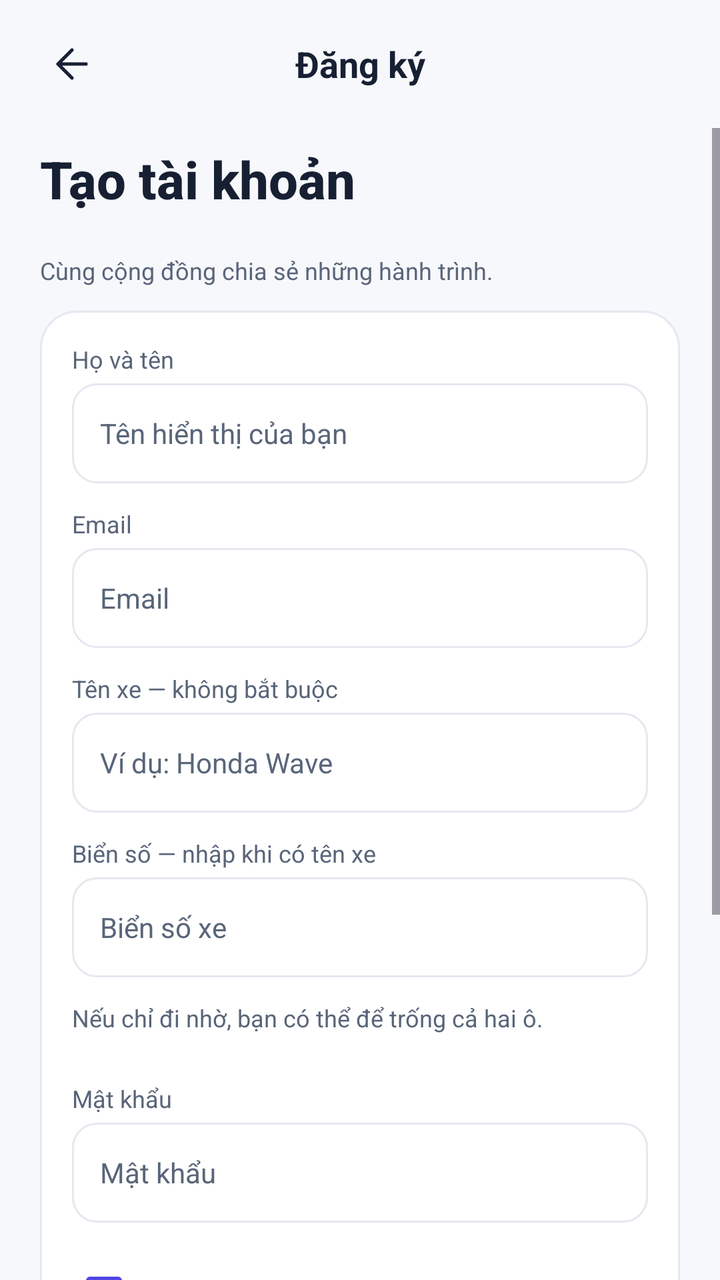
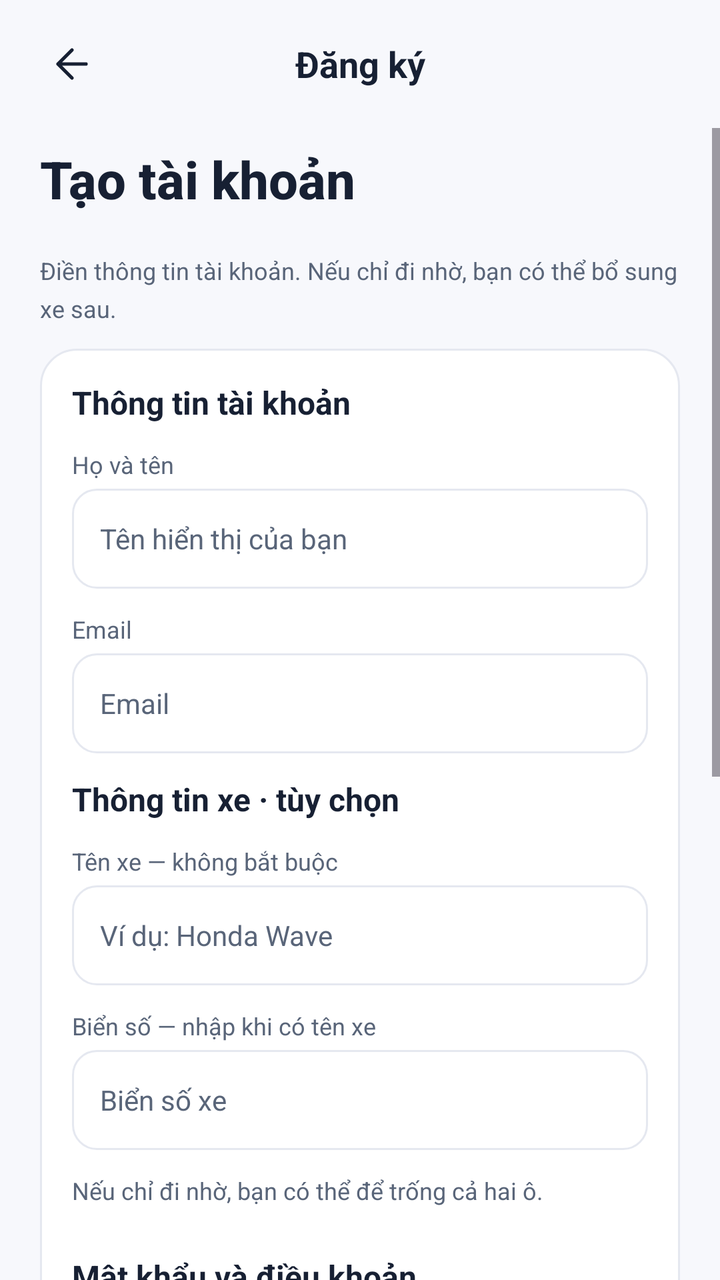

Screens rendered from an Android XML layout before and after an edit, with the pre-edit source and the edit as a unified diff.
<!-- AndroidManifest.xml: application theme Theme.GrabShare -->
<!-- res/layout/screen_register.xml -->
<?xml version="1.0" encoding="utf-8"?>
<LinearLayout xmlns:android="http://schemas.android.com/apk/res/android" android:layout_width="match_parent" android:layout_height="match_parent" android:orientation="vertical" android:background="@color/background">
    <FrameLayout android:id="@+id/header" android:layout_width="match_parent" android:layout_height="64dp" android:paddingHorizontal="12dp" android:visibility="visible">
        <ImageButton android:id="@+id/header_back" style="@style/IconButton" android:layout_gravity="center_vertical|start" android:src="@drawable/ic_back" android:contentDescription="Quay lại" android:visibility="visible" />
        <TextView android:id="@+id/header_title" style="@style/Subtitle" android:layout_width="match_parent" android:layout_height="match_parent" android:layout_marginHorizontal="52dp" android:layout_marginBottom="0dp" android:gravity="center" android:text="Đăng ký" />
        <ImageButton android:id="@+id/header_action" style="@style/IconButton" android:layout_gravity="center_vertical|end" android:src="@drawable/ic_bell" android:contentDescription="Thông báo" android:visibility="invisible" />
    </FrameLayout>
    <TextView
        android:id="@+id/register_status"
        android:layout_width="match_parent"
        android:layout_height="wrap_content"
        android:layout_marginHorizontal="20dp"
        android:layout_marginVertical="8dp"
        android:textColor="@color/ink"
        android:textSize="14sp"
        android:accessibilityLiveRegion="polite"
        android:visibility="gone" />
    <ScrollView android:layout_width="match_parent" android:layout_height="0dp" android:fillViewport="true" android:clipToPadding="false" android:layout_weight="1">
        <LinearLayout android:layout_width="match_parent" android:layout_height="wrap_content" android:orientation="vertical" android:paddingHorizontal="20dp" android:paddingTop="8dp" android:paddingBottom="24dp">
            <TextView style="@style/Title" android:text="Tạo tài khoản" />
            <TextView style="@style/Hint" android:text="Cùng cộng đồng chia sẻ những hành trình." />
            <LinearLayout style="@style/Card">
                <LinearLayout android:layout_width="match_parent" android:layout_height="wrap_content" android:orientation="vertical" android:layout_marginBottom="12dp">
                    <TextView style="@style/Caption" android:text="Họ và tên" />
                    <EditText android:id="@+id/register_name" android:maxLength="80" style="@style/Input" android:inputType="textPersonName" android:hint="Tên hiển thị của bạn" android:importantForAutofill="no" />
                </LinearLayout>
                <LinearLayout android:layout_width="match_parent" android:layout_height="wrap_content" android:orientation="vertical" android:layout_marginBottom="12dp">
                    <TextView style="@style/Caption" android:text="Email" />
                    <EditText android:id="@+id/register_email" android:maxLength="254" style="@style/Input" android:inputType="textEmailAddress" android:hint="Email" android:importantForAutofill="no" />
                </LinearLayout>
                <LinearLayout android:layout_width="match_parent" android:layout_height="wrap_content" android:orientation="vertical" android:layout_marginBottom="12dp">
                    <TextView style="@style/Caption" android:text="Tên xe — không bắt buộc" />
                    <EditText android:id="@+id/register_vehicle_name" style="@style/Input" android:inputType="textCapWords" android:maxLength="80" android:hint="Ví dụ: Honda Wave" android:importantForAutofill="no" />
                    <TextView style="@style/Caption" android:layout_marginTop="12dp" android:text="Biển số — nhập khi có tên xe" />
                    <EditText android:id="@+id/register_vehicle_plate" style="@style/Input" android:inputType="textCapCharacters" android:maxLength="20" android:hint="Biển số xe" android:importantForAutofill="no" />
                    <TextView style="@style/Hint" android:text="Nếu chỉ đi nhờ, bạn có thể để trống cả hai ô." />
                </LinearLayout>
                <LinearLayout android:layout_width="match_parent" android:layout_height="wrap_content" android:orientation="vertical" android:layout_marginBottom="12dp">
                    <TextView style="@style/Caption" android:text="Mật khẩu" />
                    <EditText android:id="@+id/register_password" android:saveEnabled="false" style="@style/Input" android:inputType="textPassword" android:hint="Mật khẩu" android:importantForAutofill="no" />
                </LinearLayout>
                <CheckBox android:id="@+id/register_terms" style="@style/Radio" android:text="Tôi đồng ý với Điều khoản sử dụng" android:checked="false" />
                <androidx.appcompat.widget.AppCompatButton android:id="@+id/open_terms" style="@style/ButtonSecondary" android:text="Xem điều khoản sử dụng" />
            </LinearLayout>
            <androidx.appcompat.widget.AppCompatButton android:id="@+id/register_submit" style="@style/ButtonPrimary" android:text="Đăng ký" />
            <ProgressBar android:id="@+id/register_progress" android:layout_width="wrap_content" android:layout_height="wrap_content" android:layout_gravity="center_horizontal" android:layout_marginTop="12dp" android:visibility="gone" />
            <androidx.appcompat.widget.AppCompatButton android:id="@+id/go_login" style="@style/ButtonSecondary" android:text="Đã có tài khoản? Đăng nhập" />
        </LinearLayout>
    </ScrollView>
    <LinearLayout android:id="@+id/action_area" android:layout_width="match_parent" android:layout_height="wrap_content" android:orientation="vertical" android:paddingHorizontal="20dp" android:paddingTop="4dp" android:paddingBottom="12dp" android:background="@color/background" android:visibility="gone">
        <androidx.appcompat.widget.AppCompatButton android:id="@+id/primary_action" style="@style/ButtonPrimary" android:text="Tiếp tục" />
        <androidx.appcompat.widget.AppCompatButton android:id="@+id/secondary_action" style="@style/ButtonSecondary" android:text="Quay lại" />
    </LinearLayout>
    <LinearLayout android:id="@+id/bottom_nav" android:layout_width="match_parent" android:layout_height="wrap_content" android:orientation="horizontal" android:background="@color/white" android:elevation="6dp" android:visibility="gone">
        <LinearLayout android:id="@+id/nav_home" android:layout_width="0dp" android:layout_height="64dp" android:layout_weight="1" android:orientation="vertical" android:gravity="center" android:foreground="?attr/selectableItemBackground">
            <ImageView android:id="@+id/nav_home_icon" android:layout_width="22dp" android:layout_height="22dp" android:src="@drawable/ic_pin" android:importantForAccessibility="no" android:tint="@color/primary" />
            <TextView android:id="@+id/nav_home_label" style="@style/Caption" android:text="Tìm chuyến" android:layout_marginTop="5dp" android:layout_marginBottom="0dp" android:textColor="@color/primary" />
        </LinearLayout>
        <LinearLayout android:id="@+id/nav_trips" android:layout_width="0dp" android:layout_height="64dp" android:layout_weight="1" android:orientation="vertical" android:gravity="center" android:foreground="?attr/selectableItemBackground">
            <ImageView android:id="@+id/nav_trips_icon" android:layout_width="22dp" android:layout_height="22dp" android:src="@drawable/ic_calendar" android:importantForAccessibility="no" android:tint="@color/muted" />
            <TextView android:id="@+id/nav_trips_label" style="@style/Caption" android:text="Chuyến của tôi" android:layout_marginTop="5dp" android:layout_marginBottom="0dp" android:textColor="@color/muted" />
        </LinearLayout>
        <LinearLayout android:id="@+id/nav_account" android:layout_width="0dp" android:layout_height="64dp" android:layout_weight="1" android:orientation="vertical" android:gravity="center" android:foreground="?attr/selectableItemBackground">
            <ImageView android:id="@+id/nav_account_icon" android:layout_width="22dp" android:layout_height="22dp" android:src="@drawable/ic_user" android:importantForAccessibility="no" android:tint="@color/muted" />
            <TextView android:id="@+id/nav_account_label" style="@style/Caption" android:text="Tài khoản" android:layout_marginTop="5dp" android:layout_marginBottom="0dp" android:textColor="@color/muted" />
        </LinearLayout>
    </LinearLayout>
</LinearLayout>
<!-- resources referenced by this layout -->
<resources>
  <color name="background">#F7F8FC</color>
  <color name="ink">#172033</color>
  <color name="muted">#596579</color>
  <color name="primary">#4F46E5</color>
  <color name="white">#FFFFFFFF</color>
  <style name="ButtonSecondary" parent="ButtonPrimary">
          <item name="android:textColor">@color/button_secondary_text</item>
          <item name="android:background">@drawable/bg_button_outline</item>
      </style>
  <style name="Caption" parent="Body">
          <item name="android:textSize">12sp</item>
          <item name="android:textColor">@color/muted</item>
          <item name="android:layout_marginBottom">4dp</item>
      </style>
  <style name="Hint" parent="Caption">
          <item name="android:layout_marginTop">12dp</item>
          <item name="android:layout_marginBottom">12dp</item>
          <item name="android:lineSpacingExtra">5dp</item>
      </style>
  <style name="Subtitle" parent="BodyBold">
          <item name="android:textSize">18sp</item>
          <item name="android:layout_marginBottom">0dp</item>
      </style>
  <style name="Title" parent="BodyBold">
          <item name="android:textSize">26sp</item>
          <item name="android:layout_marginBottom">8dp</item>
          <item name="android:fontFamily">sans-serif-medium</item>
      </style>
  <style name="Theme.GrabShare" parent="Base.Theme.GrabShare" />
  <style name="Body">
          <item name="android:layout_width">wrap_content</item>
          <item name="android:layout_height">wrap_content</item>
          <item name="android:textColor">@color/ink</item>
          <item name="android:textSize">14sp</item>
          <item name="android:lineSpacingExtra">4dp</item>
      </style>
  <!-- drawable bg_card (drawable) -->
  <?xml version="1.0" encoding="utf-8"?>
  <shape xmlns:android="http://schemas.android.com/apk/res/android">
      <solid android:color="@color/white" />
      <corners android:radius="18dp" />
      <stroke android:width="1dp" android:color="@color/border" />
  </shape>
  <!-- drawable bg_icon_button (drawable) -->
  <?xml version="1.0" encoding="utf-8"?>
  <ripple xmlns:android="http://schemas.android.com/apk/res/android" android:color="@color/lavender">
      <item>
          <shape>
              <solid android:color="@android:color/transparent" />
              <corners android:radius="100dp" />
          </shape>
      </item>
  </ripple>
  <!-- drawable bg_input (drawable) -->
  <?xml version="1.0" encoding="utf-8"?>
  <shape xmlns:android="http://schemas.android.com/apk/res/android">
      <solid android:color="@color/white" />
      <corners android:radius="12dp" />
      <stroke android:width="1dp" android:color="@color/border" />
  </shape>
  <style name="BodyBold" parent="Body">
          <item name="android:textStyle">bold</item>
      </style>
  <color name="disabled_background">#E5E8F0</color>
  <color name="primary_dark">#3730A3</color>
  <color name="border">#E5E8F0</color>
  <color name="lavender">#EEF0FF</color>
  <color name="coral">#F47C67</color>
  <!-- unchanged entries left out for length: 13 -->
</resources>

<!-- the commit's change to res/layout/screen_register.xml (unified diff, before → after) -->
@@ -1,68 +1,294 @@
 <?xml version="1.0" encoding="utf-8"?>
-<LinearLayout xmlns:android="http://schemas.android.com/apk/res/android" android:layout_width="match_parent" android:layout_height="match_parent" android:orientation="vertical" android:background="@color/background">
-    <FrameLayout android:id="@+id/header" android:layout_width="match_parent" android:layout_height="64dp" android:paddingHorizontal="12dp" android:visibility="visible">
-        <ImageButton android:id="@+id/header_back" style="@style/IconButton" android:layout_gravity="center_vertical|start" android:src="@drawable/ic_back" android:contentDescription="Quay lại" android:visibility="visible" />
-        <TextView android:id="@+id/header_title" style="@style/Subtitle" android:layout_width="match_parent" android:layout_height="match_parent" android:layout_marginHorizontal="52dp" android:layout_marginBottom="0dp" android:gravity="center" android:text="Đăng ký" />
-        <ImageButton android:id="@+id/header_action" style="@style/IconButton" android:layout_gravity="center_vertical|end" android:src="@drawable/ic_bell" android:contentDescription="Thông báo" android:visibility="invisible" />
+<LinearLayout
+    xmlns:android="http://schemas.android.com/apk/res/android"
+    android:layout_width="match_parent"
+    android:layout_height="match_parent"
+    android:orientation="vertical"
+    android:background="@color/background">
+    <FrameLayout
+        android:id="@+id/header"
+        android:layout_width="match_parent"
+        android:layout_height="64dp"
+        android:paddingHorizontal="12dp"
+        android:visibility="visible">
+        <ImageButton
+            android:id="@+id/header_back"
+            style="@style/IconButton"
+            android:layout_gravity="center_vertical|start"
+            android:src="@drawable/ic_back"
+            android:contentDescription="Quay lại"
+            android:visibility="visible" />
+        <TextView
+            android:id="@+id/header_title"
+            style="@style/Subtitle"
+            android:layout_width="match_parent"
+            android:layout_height="match_parent"
+            android:layout_marginHorizontal="52dp"
+            android:layout_marginBottom="0dp"
+            android:gravity="center"
+            android:text="Đăng ký" />
+        <ImageButton
+            android:id="@+id/header_action"
+            style="@style/IconButton"
+            android:layout_gravity="center_vertical|end"
+            android:src="@drawable/ic_bell"
+            android:contentDescription="Thông báo"
+            android:visibility="invisible" />
     </FrameLayout>
-    <TextView
-        android:id="@+id/register_status"
+    <ScrollView
+        android:layout_width="match_parent"
+        android:layout_height="0dp"
+        android:fillViewport="true"
+        android:clipToPadding="false"
+        android:layout_weight="1">
+        <LinearLayout
+            android:layout_width="match_parent"
+            android:layout_height="wrap_content"
+            android:orientation="vertical"
+            android:paddingHorizontal="20dp"
+            android:paddingTop="8dp"
+            android:paddingBottom="24dp">
+            <TextView
+                style="@style/Title"
+                android:text="Tạo tài khoản"
+                android:id="@+id/register_form_title" />
+            <TextView
+                style="@style/Hint"
+                android:text="@string/leader_register_intro"
+                android:id="@+id/register_form_intro" />
+            <LinearLayout
+                style="@style/Card">
+                <TextView
+                    style="@style/AccountSectionTitle"
+                    android:text="@string/leader_auth_identity" />
+                <LinearLayout
+                    android:layout_width="match_parent"
+                    android:layout_height="wrap_content"
+                    android:orientation="vertical"
+                    android:layout_marginBottom="12dp">
+                    <TextView
+                        style="@style/Caption"
+                        android:text="Họ và tên"
+                        android:labelFor="@id/register_name" />
+                    <EditText
+                        android:id="@+id/register_name"
+                        android:maxLength="80"
+                        style="@style/Input"
+                        android:inputType="textPersonName"
+                        android:hint="Tên hiển thị của bạn"
+                        android:importantForAutofill="no"
+                        android:imeOptions="actionNext" />
+                </LinearLayout>
+                <LinearLayout
+                    android:layout_width="match_parent"
+                    android:layout_height="wrap_content"
+                    android:orientation="vertical"
+                    android:layout_marginBottom="12dp">
+                    <TextView
+                        style="@style/Caption"
+                        android:text="Email"
+                        android:labelFor="@id/register_email" />
+                    <EditText
+                        android:id="@+id/register_email"
+                        android:maxLength="254"
+                        style="@style/Input"
+                        android:inputType="textEmailAddress"
+                        android:hint="Email"
+                        android:importantForAutofill="no"
+                        android:imeOptions="actionNext" />
+                </LinearLayout>
+                <TextView
+                    style="@style/AccountSectionTitle"
+                    android:text="@string/leader_auth_vehicle" />
+                <LinearLayout
+                    android:layout_width="match_parent"
+                    android:layout_height="wrap_content"
+                    android:orientation="vertical"
+                    android:layout_marginBottom="12dp">
+                    <TextView
+                        style="@style/Caption"
+                        android:text="Tên xe — không bắt buộc"
+                        android:labelFor="@id/register_vehicle_name" />
+                    <EditText
+                        android:id="@+id/register_vehicle_name"
+                        style="@style/Input"
+                        android:inputType="textCapWords"
+                        android:maxLength="80"
+                        android:hint="Ví dụ: Honda Wave"
+                        android:importantForAutofill="no"
+                        android:imeOptions="actionNext" />
+                    <TextView
+                        style="@style/Caption"
+                        android:layout_marginTop="12dp"
+                        android:text="Biển số — nhập khi có tên xe"
+                        android:labelFor="@id/register_vehicle_plate" />
+                    <EditText
+                        android:id="@+id/register_vehicle_plate"
+                        style="@style/Input"
+                        android:inputType="textCapCharacters"
+                        android:maxLength="20"
+                        android:hint="Biển số xe"
+                        android:importantForAutofill="no"
+                        android:imeOptions="actionNext" />
+                    <TextView
+                        style="@style/Hint"
+                        android:text="Nếu chỉ đi nhờ, bạn có thể để trống cả hai ô." />
+                </LinearLayout>
+                <TextView
+                    style="@style/AccountSectionTitle"
+                    android:text="@string/leader_auth_security"
+                    android:id="@+id/register_security_title" />
+                <LinearLayout
+                    android:layout_width="match_parent"
+                    android:layout_height="wrap_content"
+                    android:orientation="vertical"
+                    android:layout_marginBottom="12dp">
+                    <TextView
+                        style="@style/Caption"
+                        android:text="Mật khẩu"
+                        android:labelFor="@id/register_password" />
+                    <EditText
+                        android:id="@+id/register_password"
+                        android:saveEnabled="false"
+                        style="@style/Input"
+                        android:inputType="textPassword"
+                        android:hint="@string/leader_password_hint"
+                        android:importantForAutofill="no"
+                        android:imeOptions="actionDone" />
+                    <androidx.appcompat.widget.AppCompatButton
+                        style="@style/ButtonSecondary"
+                        android:id="@+id/register_toggle_password"
+                        android:text="@string/leader_password_show" />
+                </LinearLayout>
+                <CheckBox
+                    android:id="@+id/register_terms"
+                    style="@style/Radio"
+                    android:text="Tôi đồng ý với Điều khoản sử dụng"
+                    android:checked="false" />
+                <androidx.appcompat.widget.AppCompatButton
+                    android:id="@+id/open_terms"
+                    style="@style/ButtonSecondary"
+                    android:text="Xem điều khoản sử dụng" />
+            </LinearLayout>
+            <TextView
+                android:id="@+id/register_status"
+                android:layout_width="match_parent"
+                android:layout_height="wrap_content"
+                android:accessibilityLiveRegion="polite"
+                android:visibility="gone"
+                style="@style/AccountFeedback" />
+            <androidx.appcompat.widget.AppCompatButton
+                android:id="@+id/register_submit"
+                style="@style/ButtonPrimary"
+                android:text="Đăng ký" />
+            <ProgressBar
+                android:id="@+id/register_progress"
+                android:layout_width="wrap_content"
+                android:layout_height="wrap_content"
+                android:layout_gravity="center_horizontal"
+                android:layout_marginTop="12dp"
+                android:visibility="gone" />
+            <androidx.appcompat.widget.AppCompatButton
+                android:id="@+id/go_login"
+                style="@style/ButtonSecondary"
+                android:text="Đã có tài khoản? Đăng nhập" />
+        </LinearLayout>
+    </ScrollView>
+    <LinearLayout
+        android:id="@+id/action_area"
         android:layout_width="match_parent"
         android:layout_height="wrap_content"
-        android:layout_marginHorizontal="20dp"
-        android:layout_marginVertical="8dp"
-        android:textColor="@color/ink"
-        android:textSize="14sp"
-        android:accessibilityLiveRegion="polite"
-        android:visibility="gone" />
-    <ScrollView android:layout_width="match_parent" android:layout_height="0dp" android:fillViewport="true" android:clipToPadding="false" android:layout_weight="1">
-        <LinearLayout android:layout_width="match_parent" android:layout_height="wrap_content" android:orientation="vertical" android:paddingHorizontal="20dp" android:paddingTop="8dp" android:paddingBottom="24dp">
-            <TextView style="@style/Title" android:text="Tạo tài khoản" />
-            <TextView style="@style/Hint" android:text="Cùng cộng đồng chia sẻ những hành trình." />
-            <LinearLayout style="@style/Card">
-                <LinearLayout android:layout_width="match_parent" android:layout_height="wrap_content" android:orientation="vertical" android:layout_marginBottom="12dp">
-                    <TextView style="@style/Caption" android:text="Họ và tên" />
-                    <EditText android:id="@+id/register_name" android:maxLength="80" style="@style/Input" android:inputType="textPersonName" android:hint="Tên hiển thị của bạn" android:importantForAutofill="no" />
-                </LinearLayout>
-                <LinearLayout android:layout_width="match_parent" android:layout_height="wrap_content" android:orientation="vertical" android:layout_marginBottom="12dp">
-                    <TextView style="@style/Caption" android:text="Email" />
-                    <EditText android:id="@+id/register_email" android:maxLength="254" style="@style/Input" android:inputType="textEmailAddress" android:hint="Email" android:importantForAutofill="no" />
-                </LinearLayout>
-                <LinearLayout android:layout_width="match_parent" android:layout_height="wrap_content" android:orientation="vertical" android:layout_marginBottom="12dp">
-                    <TextView style="@style/Caption" android:text="Tên xe — không bắt buộc" />
-                    <EditText android:id="@+id/register_vehicle_name" style="@style/Input" android:inputType="textCapWords" android:maxLength="80" android:hint="Ví dụ: Honda Wave" android:importantForAutofill="no" />
-                    <TextView style="@style/Caption" android:layout_marginTop="12dp" android:text="Biển số — nhập khi có tên xe" />
-                    <EditText android:id="@+id/register_vehicle_plate" style="@style/Input" android:inputType="textCapCharacters" android:maxLength="20" android:hint="Biển số xe" android:importantForAutofill="no" />
-                    <TextView style="@style/Hint" android:text="Nếu chỉ đi nhờ, bạn có thể để trống cả hai ô." />
-                </LinearLayout>
-                <LinearLayout android:layout_width="match_parent" android:layout_height="wrap_content" android:orientation="vertical" android:layout_marginBottom="12dp">
-                    <TextView style="@style/Caption" android:text="Mật khẩu" />
-                    <EditText android:id="@+id/register_password" android:saveEnabled="false" style="@style/Input" android:inputType="textPassword" android:hint="Mật khẩu" android:importantForAutofill="no" />
-                </LinearLayout>
-                <CheckBox android:id="@+id/register_terms" style="@style/Radio" android:text="Tôi đồng ý với Điều khoản sử dụng" android:checked="false" />
-                <androidx.appcompat.widget.AppCompatButton android:id="@+id/open_terms" style="@style/ButtonSecondary" android:text="Xem điều khoản sử dụng" />
-            </LinearLayout>
-            <androidx.appcompat.widget.AppCompatButton android:id="@+id/register_submit" style="@style/ButtonPrimary" android:text="Đăng ký" />
-            <ProgressBar android:id="@+id/register_progress" android:layout_width="wrap_content" android:layout_height="wrap_content" android:layout_gravity="center_horizontal" android:layout_marginTop="12dp" android:visibility="gone" />
-            <androidx.appcompat.widget.AppCompatButton android:id="@+id/go_login" style="@style/ButtonSecondary" android:text="Đã có tài khoản? Đăng nhập" />
-        </LinearLayout>
-    </ScrollView>
-    <LinearLayout android:id="@+id/action_area" android:layout_width="match_parent" android:layout_height="wrap_content" android:orientation="vertical" android:paddingHorizontal="20dp" android:paddingTop="4dp" android:paddingBottom="12dp" android:background="@color/background" android:visibility="gone">
-        <androidx.appcompat.widget.AppCompatButton android:id="@+id/primary_action" style="@style/ButtonPrimary" android:text="Tiếp tục" />
-        <androidx.appcompat.widget.AppCompatButton android:id="@+id/secondary_action" style="@style/ButtonSecondary" android:text="Quay lại" />
+        android:orientation="vertical"
+        android:paddingHorizontal="20dp"
+        android:paddingTop="4dp"
+        android:paddingBottom="12dp"
+        android:background="@color/background"
+        android:visibility="gone">
+        <androidx.appcompat.widget.AppCompatButton
+            android:id="@+id/primary_action"
+            style="@style/ButtonPrimary"
+            android:text="Tiếp tục" />
+        <androidx.appcompat.widget.AppCompatButton
+            android:id="@+id/secondary_action"
+            style="@style/ButtonSecondary"
+            android:text="Quay lại" />
     </LinearLayout>
-    <LinearLayout android:id="@+id/bottom_nav" android:layout_width="match_parent" android:layout_height="wrap_content" android:orientation="horizontal" android:background="@color/white" android:elevation="6dp" android:visibility="gone">
-        <LinearLayout android:id="@+id/nav_home" android:layout_width="0dp" android:layout_height="64dp" android:layout_weight="1" android:orientation="vertical" android:gravity="center" android:foreground="?attr/selectableItemBackground">
-            <ImageView android:id="@+id/nav_home_icon" android:layout_width="22dp" android:layout_height="22dp" android:src="@drawable/ic_pin" android:importantForAccessibility="no" android:tint="@color/primary" />
-            <TextView android:id="@+id/nav_home_label" style="@style/Caption" android:text="Tìm chuyến" android:layout_marginTop="5dp" android:layout_marginBottom="0dp" android:textColor="@color/primary" />
-        </LinearLayout>
-        <LinearLayout android:id="@+id/nav_trips" android:layout_width="0dp" android:layout_height="64dp" android:layout_weight="1" android:orientation="vertical" android:gravity="center" android:foreground="?attr/selectableItemBackground">
-            <ImageView android:id="@+id/nav_trips_icon" android:layout_width="22dp" android:layout_height="22dp" android:src="@drawable/ic_calendar" android:importantForAccessibility="no" android:tint="@color/muted" />
-            <TextView android:id="@+id/nav_trips_label" style="@style/Caption" android:text="Chuyến của tôi" android:layout_marginTop="5dp" android:layout_marginBottom="0dp" android:textColor="@color/muted" />
-        </LinearLayout>
-        <LinearLayout android:id="@+id/nav_account" android:layout_width="0dp" android:layout_height="64dp" android:layout_weight="1" android:orientation="vertical" android:gravity="center" android:foreground="?attr/selectableItemBackground">
-            <ImageView android:id="@+id/nav_account_icon" android:layout_width="22dp" android:layout_height="22dp" android:src="@drawable/ic_user" android:importantForAccessibility="no" android:tint="@color/muted" />
-            <TextView android:id="@+id/nav_account_label" style="@style/Caption" android:text="Tài khoản" android:layout_marginTop="5dp" android:layout_marginBottom="0dp" android:textColor="@color/muted" />
+    <LinearLayout
+        android:id="@+id/bottom_nav"
+        android:layout_width="match_parent"
+        android:layout_height="wrap_content"
+        android:orientation="horizontal"
+        android:background="@color/white"
+        android:elevation="6dp"
+        android:visibility="gone">
+        <LinearLayout
+            android:id="@+id/nav_home"
+            android:layout_width="0dp"
+            android:layout_height="64dp"
+            android:layout_weight="1"
+            android:orientation="vertical"
+            android:gravity="center"
+            android:foreground="?attr/selectableItemBackground">
+            <ImageView
+                android:id="@+id/nav_home_icon"
+                android:layout_width="22dp"
+                android:layout_height="22dp"
+                android:src="@drawable/ic_pin"
+                android:importantForAccessibility="no"
+                android:tint="@color/primary" />
+            <TextView
+                android:id="@+id/nav_home_label"
+                style="@style/Caption"
+                android:text="Tìm chuyến"
+                android:layout_marginTop="5dp"
+                android:layout_marginBottom="0dp"
+                android:textColor="@color/primary" />
+        </LinearLayout>
+        <LinearLayout
+            android:id="@+id/nav_trips"
+            android:layout_width="0dp"
+            android:layout_height="64dp"
+            android:layout_weight="1"
+            android:orientation="vertical"
+            android:gravity="center"
+            android:foreground="?attr/selectableItemBackground">
+            <ImageView
+                android:id="@+id/nav_trips_icon"
+                android:layout_width="22dp"
+                android:layout_height="22dp"
+                android:src="@drawable/ic_calendar"
+                android:importantForAccessibility="no"
+                android:tint="@color/muted" />
+            <TextView
+                android:id="@+id/nav_trips_label"
+                style="@style/Caption"
+                android:text="Chuyến của tôi"
+                android:layout_marginTop="5dp"
+                android:layout_marginBottom="0dp"
+                android:textColor="@color/muted" />
+        </LinearLayout>
+        <LinearLayout
+            android:id="@+id/nav_account"
+            android:layout_width="0dp"
+            android:layout_height="64dp"
+            android:layout_weight="1"
+            android:orientation="vertical"
+            android:gravity="center"
+            android:foreground="?attr/selectableItemBackground">
+            <ImageView
+                android:id="@+id/nav_account_icon"
+                android:layout_width="22dp"
+                android:layout_height="22dp"
+                android:src="@drawable/ic_user"
+                android:importantForAccessibility="no"
+                android:tint="@color/muted" />
+            <TextView
+                android:id="@+id/nav_account_label"
+                style="@style/Caption"
+                android:text="Tài khoản"
+                android:layout_marginTop="5dp"
+                android:layout_marginBottom="0dp"
+                android:textColor="@color/muted" />
         </LinearLayout>
     </LinearLayout>
 </LinearLayout>
<!-- resource entries referenced after the edit -->
@@ -5,6 +5,23 @@
   <color name="muted">#596579</color>
   <color name="primary">#4F46E5</color>
   <color name="white">#FFFFFFFF</color>
+  <string name="leader_auth_identity">Thông tin tài khoản</string>
+  <string name="leader_auth_security">Mật khẩu và điều khoản</string>
+  <string name="leader_auth_vehicle">Thông tin xe · tùy chọn</string>
+  <string name="leader_password_hint">Ít nhất 6 ký tự</string>
+  <string name="leader_password_show">Hiện mật khẩu</string>
+  <string name="leader_register_intro">Điền thông tin tài khoản. Nếu chỉ đi nhờ, bạn có thể bổ sung xe sau.</string>
+  <style name="AccountFeedback" parent="Body">
+          <item name="android:layout_width">match_parent</item>
+          <item name="android:layout_marginTop">12dp</item>
+          <item name="android:padding">12dp</item>
+          <item name="android:accessibilityLiveRegion">polite</item>
+          <item name="android:visibility">gone</item>
+      </style>
+  <style name="AccountSectionTitle" parent="BodyBold">
+          <item name="android:layout_marginBottom">12dp</item>
+          <item name="android:textSize">16sp</item>
+      </style>
   <style name="ButtonSecondary" parent="ButtonPrimary">
           <item name="android:textColor">@color/button_secondary_text</item>
           <item name="android:background">@drawable/bg_button_outline</item>
